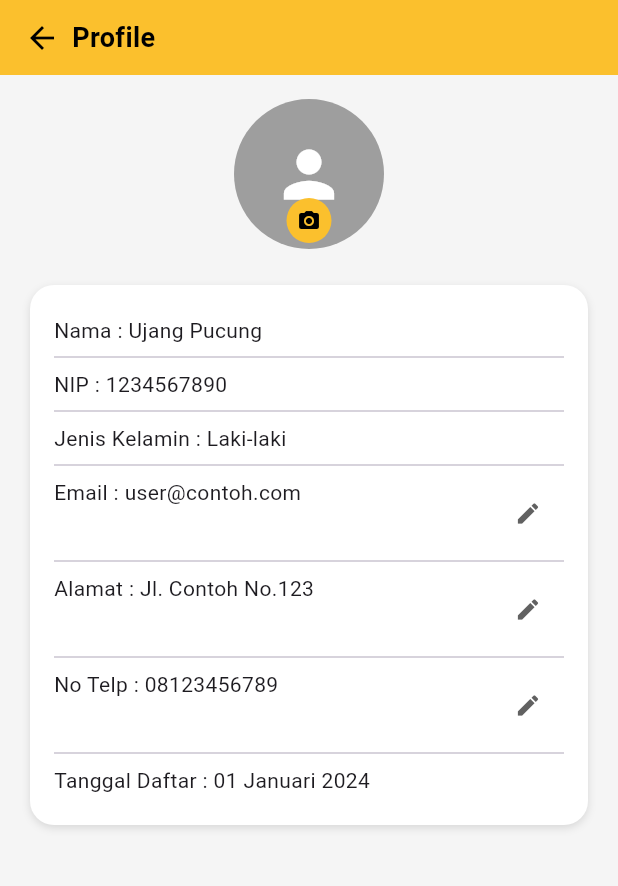
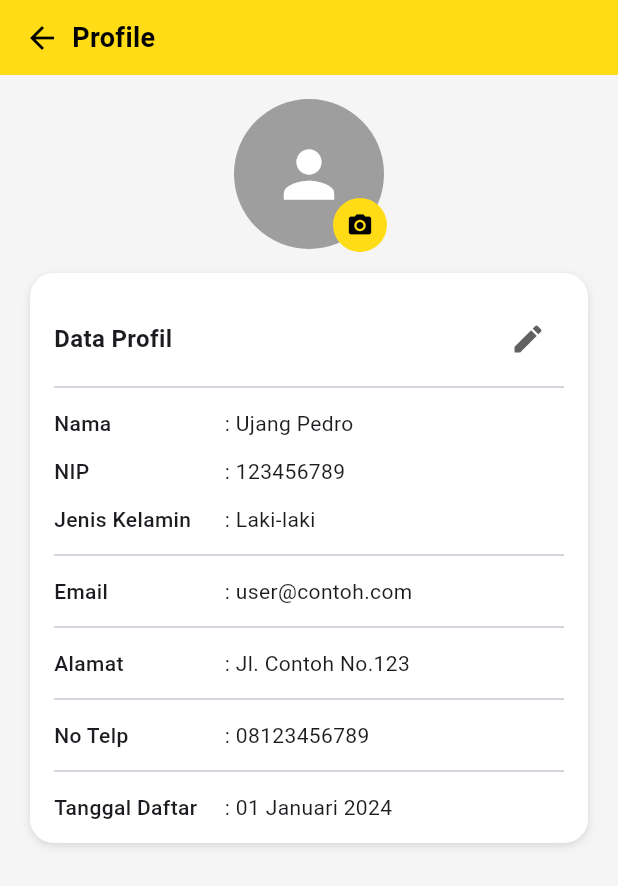
Before and after one commit to arppppppp/koperasimobile, a Flutter app: the ProfileScreen screen opened directly, on a phone screen of 412 x 824 dp. Shown: the top 886 px of the screen. Run offline on Flutter 3.47's test engine with Material 3 defaults, Android fonts, the phone set to English and light mode, and no system bars.

Commit message:
rapihin profile

```diff
--- a/lib/screen/profile_screen.dart
+++ b/lib/screen/profile_screen.dart
@@ -8,24 +8,23 @@ class ProfileScreen extends StatefulWidget {
 }
 
 class _ProfileScreenState extends State<ProfileScreen> {
-  final TextEditingController emailController = TextEditingController(text: 'user@contoh.com');
-  final TextEditingController alamatController = TextEditingController(text: 'Jl. Contoh No.123');
-  final TextEditingController telpController = TextEditingController(text: '08123456789');
+  final emailController = TextEditingController(text: 'user@contoh.com');
+  final alamatController = TextEditingController(text: 'Jl. Contoh No.123');
+  final telpController   = TextEditingController(text: '08123456789');
 
-  bool isEditingEmail = false;
-  bool isEditingAlamat = false;
-  bool isEditingTelp = false;
+  bool isEditing = false;
 
   @override
   Widget build(BuildContext context) {
     return Scaffold(
       backgroundColor: Colors.grey[100],
+      resizeToAvoidBottomInset: true,
       body: SafeArea(
         child: Column(
           children: [
-            // AppBar Custom
+            // ---------------- APP BAR ----------------
             Container(
-              color: Colors.yellow[700],
+              color: const Color(0xFFFFDC16),
               padding: const EdgeInsets.symmetric(horizontal: 16, vertical: 12),
               child: Row(
                 children: [
@@ -36,7 +35,10 @@ class _ProfileScreenState extends State<ProfileScreen> {
                   const SizedBox(width: 8),
                   const Text(
                     'Profile',
-                    style: TextStyle(fontSize: 18, fontWeight: FontWeight.bold, color: Colors.black),
+                    style: TextStyle(
+                        fontSize: 18,
+                        fontWeight: FontWeight.bold,
+                        color: Colors.black),
                   ),
                 ],
               ),
@@ -44,77 +46,40 @@ class _ProfileScreenState extends State<ProfileScreen> {
 
             const SizedBox(height: 16),
 
-            // Foto Profil
+            // ---------------- FOTO PROFIL ----------------
             Stack(
-              alignment: Alignment.bottomCenter,
+              clipBehavior: Clip.none,
               children: [
-                const CircleAvatar(
+                InkWell(
+                  onTap: () => Navigator.pop(context),
+                  borderRadius: BorderRadius.circular(50),
+                  child: const CircleAvatar(
                     radius: 50,
                     backgroundColor: Colors.grey,
                     child: Icon(Icons.person, size: 50, color: Colors.white),
                   ),
+                ),
+                // ikon kamera di pojok kanan‑bawah
                 Positioned(
-                  bottom: 4,
+                  right: -2,
+                  bottom: -2,
                   child: CircleAvatar(
-                    radius: 15,
-                    backgroundColor: Colors.yellow[700],
-                    child: const Icon(Icons.camera_alt, size: 16, color: Colors.black),
+                    radius: 18,
+                    backgroundColor: const Color(0xFFFFDC16),
+                    child: const Icon(Icons.camera_alt,
+                        size: 18, color: Colors.black),
                   ),
                 ),
               ],
             ),
 
-            const SizedBox(height: 24),
+            const SizedBox(height: 16),
 
-            // Kartu Data Profil
-            Padding(
-              padding: const EdgeInsets.symmetric(horizontal: 20),
-              child: Container(
-                padding: const EdgeInsets.symmetric(horizontal: 16, vertical: 20),
-                decoration: BoxDecoration(
-                  color: Colors.white,
-                  borderRadius: BorderRadius.circular(16),
-                  boxShadow: [
-                    BoxShadow(color: Colors.black12, blurRadius: 4, offset: Offset(0, 2))
-                  ],
-                ),
-                child: Column(
-                  crossAxisAlignment: CrossAxisAlignment.start,
-                  children: [
-                    const Text('Nama : Ujang Pucung'),
-                    const Divider(),
-                    const Text('NIP : 1234567890'),
-                    const Divider(),
-                    const Text('Jenis Kelamin : Laki-laki'),
-                    const Divider(),
-
-                    _buildEditableField(
-                      label: 'Email',
-                      controller: emailController,
-                      isEditing: isEditingEmail,
-                      onEdit: () => setState(() => isEditingEmail = !isEditingEmail),
-                    ),
-                    const Divider(),
-
-                    _buildEditableField(
-                      label: 'Alamat',
-                      controller: alamatController,
-                      isEditing: isEditingAlamat,
-                      onEdit: () => setState(() => isEditingAlamat = !isEditingAlamat),
-                    ),
-                    const Divider(),
-
-                    _buildEditableField(
-                      label: 'No Telp',
-                      controller: telpController,
-                      isEditing: isEditingTelp,
-                      onEdit: () => setState(() => isEditingTelp = !isEditingTelp),
-                    ),
-                    const Divider(),
-
-                    const Text('Tanggal Daftar : 01 Januari 2024'),
-                  ],
-                ),
+            // ---------------- BADAN YANG BISA SCROLL ----------------
+            Expanded(
+              child: SingleChildScrollView(
+                padding: const EdgeInsets.only(left: 20, right: 20, bottom: 24),
+                child: _profileCard(context),
               ),
             ),
           ],
@@ -123,33 +88,109 @@ class _ProfileScreenState extends State<ProfileScreen> {
     );
   }
 
-  Widget _buildEditableField({
-    required String label,
-    required TextEditingController controller,
-    required bool isEditing,
-    required VoidCallback onEdit,
-  }) {
-    return Row(
+  // ---------------- WIDGET KARTU PROFIL ----------------
+  Widget _profileCard(BuildContext context) {
+    return Container(
+      padding: const EdgeInsets.fromLTRB(16, 20, 16, 8),
+      decoration: BoxDecoration(
+        color: Colors.white,
+        borderRadius: BorderRadius.circular(16),
+        boxShadow: const [
+          BoxShadow(color: Colors.black12, blurRadius: 4, offset: Offset(0, 2))
+        ],
+      ),
+      child: Column(
         crossAxisAlignment: CrossAxisAlignment.start,
         children: [
-        Expanded(
-          child: isEditing
+          // HEADER + TOMBOL EDIT / CLOSE
+          Row(
+            mainAxisAlignment: MainAxisAlignment.spaceBetween,
+            children: [
+              const Text('Data Profil',
+                  style: TextStyle(fontWeight: FontWeight.bold, fontSize: 16)),
+              IconButton(
+                icon: Icon(isEditing ? Icons.close : Icons.edit,
+                    color: Colors.grey[700]),
+                onPressed: () => setState(() => isEditing = !isEditing),
+              )
+            ],
+          ),
+          const Divider(),
+
+          _staticText('Nama', 'Ujang Pedro'),
+          _staticText('NIP', '123456789'),
+          _staticText('Jenis Kelamin', 'Laki-laki'),
+          const Divider(),
+
+          _editableField(
+              label: 'Email', controller: emailController, enabled: isEditing),
+          const Divider(),
+
+          _editableField(
+              label: 'Alamat', controller: alamatController, enabled: isEditing),
+          const Divider(),
+
+          _editableField(
+              label: 'No Telp', controller: telpController, enabled: isEditing),
+          const Divider(),
+
+          _staticText('Tanggal Daftar', '01 Januari 2024'),
+
+          // ---------- TOMBOL KONFIRMASI ----------
+          if (isEditing)
+            Padding(
+              padding: const EdgeInsets.only(top: 16),
+              child: SizedBox(
+                width: double.infinity,
+                child: ElevatedButton(
+                  style: ElevatedButton.styleFrom(
+                      backgroundColor: const Color(0xFFFFDC16),
+                      foregroundColor: Colors.black),
+                  onPressed: () {
+                    // TODO: simpan ke backend
+                    setState(() => isEditing = false);
+                    ScaffoldMessenger.of(context).showSnackBar(const SnackBar(
+                        content: Text('Perubahan profil berhasil disimpan')));
+                  },
+                  child: const Text('Konfirmasi Perubahan'),
+                ),
+              ),
+            ),
+        ],
+      ),
+    );
+  }
+
+  // ---------------- UTILITAS ----------------
+  Widget _editableField(
+      {required String label,
+      required TextEditingController controller,
+      required bool enabled}) {
+    return enabled
         ? TextField(
             controller: controller,
-                  decoration: InputDecoration(
-                    labelText: label,
-                    isDense: true,
-                    contentPadding: const EdgeInsets.symmetric(vertical: 4),
+            decoration: InputDecoration(labelText: label, isDense: true),
+          )
+        : _staticText(label, controller.text);
+  }
+
+  // ••• LABEL–VALUE RAPI DUA KOLOM •••
+  Widget _staticText(String label, String value) => Padding(
+        padding: const EdgeInsets.symmetric(vertical: 6),
+        child: Row(
+          crossAxisAlignment: CrossAxisAlignment.start,
+          children: [
+            SizedBox(
+              width: 110, // lebar kolom label (atur sesuai kebutuhan)
+              child: Text(label,
+                  style: const TextStyle(fontWeight: FontWeight.w500)),
             ),
-                )
-              : Text('$label : ${controller.text}'),
-        ),
-        IconButton(
-          icon: Icon(isEditing ? Icons.check : Icons.edit, size: 18),
-          onPressed: onEdit,
-          color: Colors.grey[700],
+            const Text(' : '),
+            Expanded(
+              child: Text(value,
+                  style: const TextStyle(fontWeight: FontWeight.w400)),
             ),
           ],
+        ),
       );
 }
-}
```
Lines whose indentation alone changed are shown as unchanged.
